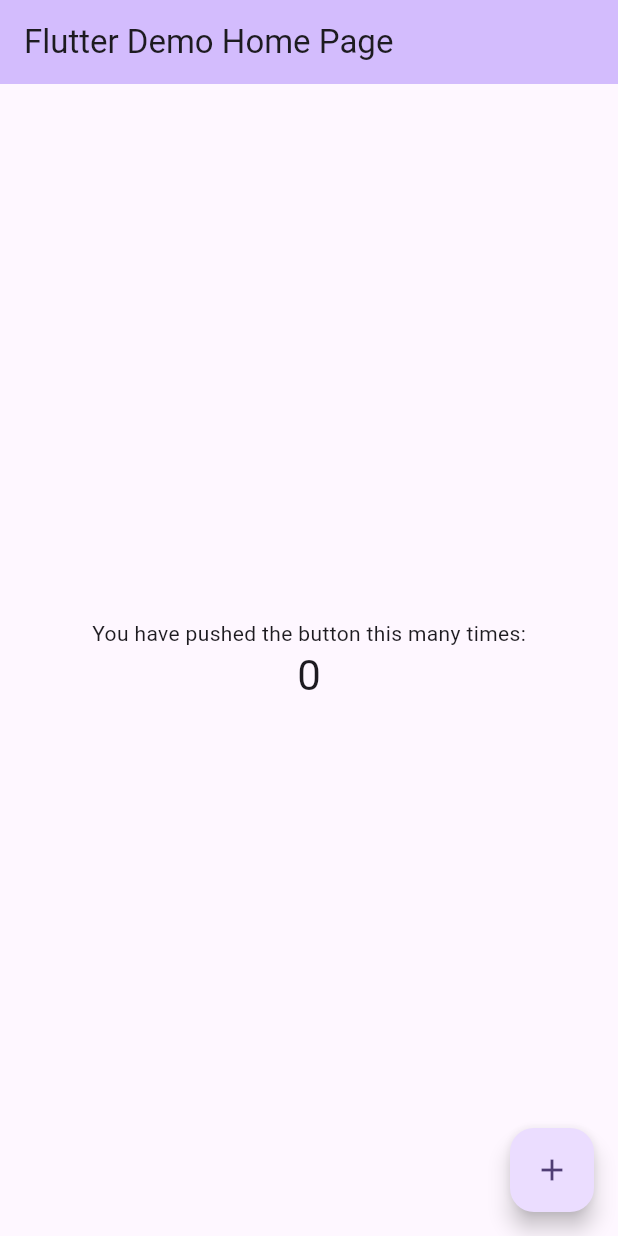
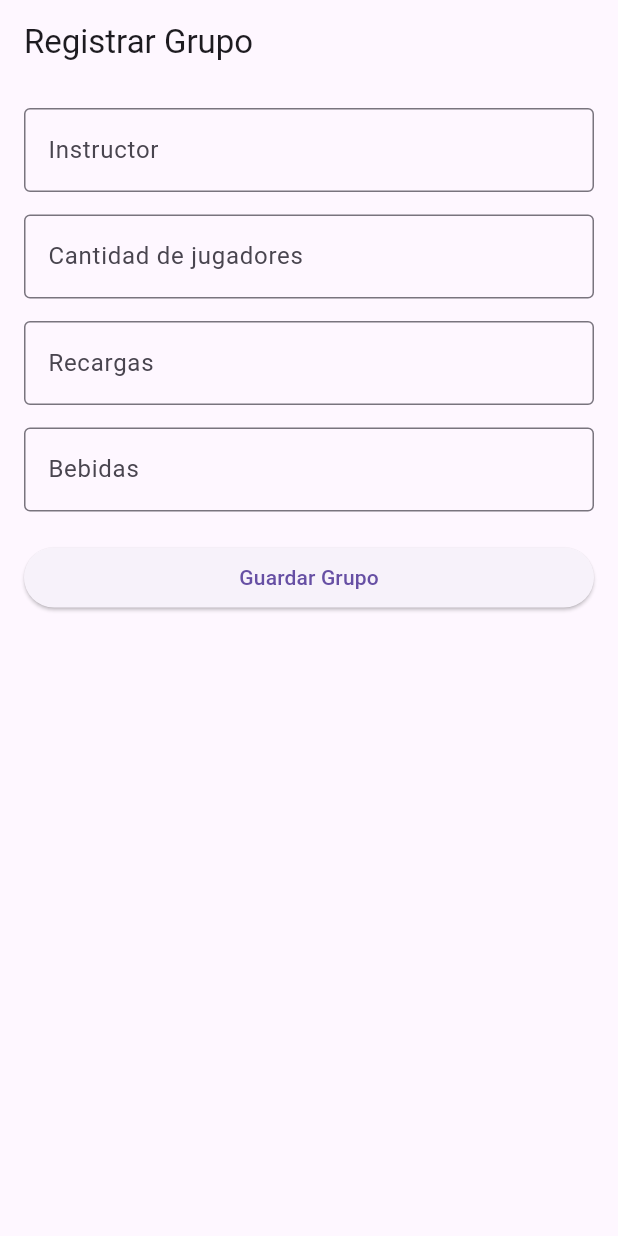
Before and after one commit to Josuedavid27/instruapp, a Flutter app: the screen it shows after launch, on a phone screen of 412 x 824 dp. Run offline on Flutter 3.47's test engine with Material 3 defaults, Android fonts, the phone set to English and light mode, and no system bars; our stand-ins replace sqflite; accounts and stored records are empty.

Commit message:
Avances, pantalla, modelo, base de datos sql

```diff
--- a/soy_instructor/lib/main.dart
+++ b/soy_instructor/lib/main.dart
@@ -1,4 +1,5 @@
 import 'package:flutter/material.dart';
+import 'screens/registro_grupo_screen.dart';
 
 void main() {
   runApp(const MyApp());
@@ -7,116 +8,11 @@ void main() {
 class MyApp extends StatelessWidget {
   const MyApp({super.key});
 
-  // This widget is the root of your application.
   @override
   Widget build(BuildContext context) {
-    return MaterialApp(
-      title: 'Flutter Demo',
-      theme: ThemeData(
-        // This is the theme of your application.
-        //
-        // TRY THIS: Try running your application with "flutter run". You'll see
-        // the application has a purple toolbar. Then, without quitting the app,
-        // try changing the seedColor in the colorScheme below to Colors.green
-        // and then invoke "hot reload" (save your changes or press the "hot
-        // reload" button in a Flutter-supported IDE, or press "r" if you used
-        // the command line to start the app).
-        //
-        // Notice that the counter didn't reset back to zero; the application
-        // state is not lost during the reload. To reset the state, use hot
-        // restart instead.
-        //
-        // This works for code too, not just values: Most code changes can be
-        // tested with just a hot reload.
-        colorScheme: .fromSeed(seedColor: Colors.deepPurple),
-      ),
-      home: const MyHomePage(title: 'Flutter Demo Home Page'),
+    return const MaterialApp(
+      debugShowCheckedModeBanner: false,
+      home: RegistroGrupoScreen(),
     );
   }
 }
-
-class MyHomePage extends StatefulWidget {
-  const MyHomePage({super.key, required this.title});
-
-  // This widget is the home page of your application. It is stateful, meaning
-  // that it has a State object (defined below) that contains fields that affect
-  // how it looks.
-
-  // This class is the configuration for the state. It holds the values (in this
-  // case the title) provided by the parent (in this case the App widget) and
-  // used by the build method of the State. Fields in a Widget subclass are
-  // always marked "final".
-
-  final String title;
-
-  @override
-  State<MyHomePage> createState() => _MyHomePageState();
-}
-
-class _MyHomePageState extends State<MyHomePage> {
-  int _counter = 0;
-
-  void _incrementCounter() {
-    setState(() {
-      // This call to setState tells the Flutter framework that something has
-      // changed in this State, which causes it to rerun the build method below
-      // so that the display can reflect the updated values. If we changed
-      // _counter without calling setState(), then the build method would not be
-      // called again, and so nothing would appear to happen.
-      _counter++;
-    });
-  }
-
-  @override
-  Widget build(BuildContext context) {
-    // This method is rerun every time setState is called, for instance as done
-    // by the _incrementCounter method above.
-    //
-    // The Flutter framework has been optimized to make rerunning build methods
-    // fast, so that you can just rebuild anything that needs updating rather
-    // than having to individually change instances of widgets.
-    return Scaffold(
-      appBar: AppBar(
-        // TRY THIS: Try changing the color here to a specific color (to
-        // Colors.amber, perhaps?) and trigger a hot reload to see the AppBar
-        // change color while the other colors stay the same.
-        backgroundColor: Theme.of(context).colorScheme.inversePrimary,
-        // Here we take the value from the MyHomePage object that was created by
-        // the App.build method, and use it to set our appbar title.
-        title: Text(widget.title),
-      ),
-      body: Center(
-        // Center is a layout widget. It takes a single child and positions it
-        // in the middle of the parent.
-        child: Column(
-          // Column is also a layout widget. It takes a list of children and
-          // arranges them vertically. By default, it sizes itself to fit its
-          // children horizontally, and tries to be as tall as its parent.
-          //
-          // Column has various properties to control how it sizes itself and
-          // how it positions its children. Here we use mainAxisAlignment to
-          // center the children vertically; the main axis here is the vertical
-          // axis because Columns are vertical (the cross axis would be
-          // horizontal).
-          //
-          // TRY THIS: Invoke "debug painting" (choose the "Toggle Debug Paint"
-          // action in the IDE, or press "p" in the console), to see the
-          // wireframe for each widget.
-          mainAxisAlignment: .center,
-          children: [
-            const Text('You have pushed the button this many times:'),
-            Text(
-              '$_counter',
-              style: Theme.of(context).textTheme.headlineMedium,
-            ),
-          ],
-        ),
-      ),
-      floatingActionButton: FloatingActionButton(
-        onPressed: _incrementCounter,
-        tooltip: 'Increment',
-        child: const Icon(Icons.add),
-      ),
-    );
-  }
-}
--- /dev/null
+++ b/soy_instructor/lib/models/grupo.dart
@@ -0,0 +1,41 @@
+class Grupo {
+  int? id;
+  String instructor;
+  int jugadores;
+  DateTime fecha;
+  int recargas;
+  int bebidas;
+
+  Grupo({
+    this.id,
+    required this.instructor,
+    required this.jugadores,
+    required this.fecha,
+    required this.recargas,
+    required this.bebidas,
+  });
+
+  // Convertir a Map para guardar en base de datos
+  Map<String, dynamic> toMap() {
+    return {
+      'id': id,
+      'instructor': instructor,
+      'jugadores': jugadores,
+      'fecha': fecha.toIso8601String(),
+      'recargas': recargas,
+      'bebidas': bebidas,
+    };
+  }
+
+  // Convertir desde Map (leer base de datos)
+  factory Grupo.fromMap(Map<String, dynamic> map) {
+    return Grupo(
+      id: map['id'],
+      instructor: map['instructor'],
+      jugadores: map['jugadores'],
+      fecha: DateTime.parse(map['fecha']),
+      recargas: map['recargas'],
+      bebidas: map['bebidas'],
+    );
+  }
+}
--- /dev/null
+++ b/soy_instructor/lib/screens/registro_grupo_screen.dart
@@ -0,0 +1,109 @@
+import 'package:flutter/material.dart';
+import '../services/database_service.dart';
+
+class RegistroGrupoScreen extends StatefulWidget {
+  const RegistroGrupoScreen({super.key});
+
+  @override
+  State<RegistroGrupoScreen> createState() => _RegistroGrupoScreenState();
+}
+
+class _RegistroGrupoScreenState extends State<RegistroGrupoScreen> {
+
+  final TextEditingController instructorController = TextEditingController();
+  final TextEditingController jugadoresController = TextEditingController();
+  final TextEditingController recargasController = TextEditingController();
+  final TextEditingController bebidasController = TextEditingController();
+
+  final DatabaseService dbService = DatabaseService();
+
+  Future<void> guardarGrupo() async {
+
+    final grupo = {
+      'instructor': instructorController.text,
+      'jugadores': int.parse(jugadoresController.text),
+      'fecha': DateTime.now().toIso8601String(),
+      'recargas': int.parse(recargasController.text),
+      'bebidas': int.parse(bebidasController.text),
+    };
+
+    await dbService.insertarGrupo(grupo);
+
+    ScaffoldMessenger.of(context).showSnackBar(
+      const SnackBar(content: Text("Grupo guardado correctamente"))
+    );
+
+    instructorController.clear();
+    jugadoresController.clear();
+    recargasController.clear();
+    bebidasController.clear();
+  }
+
+  @override
+  Widget build(BuildContext context) {
+    return Scaffold(
+      appBar: AppBar(
+        title: const Text("Registrar Grupo"),
+      ),
+      body: Padding(
+        padding: const EdgeInsets.all(16),
+        child: Column(
+          children: [
+
+            TextField(
+              controller: instructorController,
+              decoration: const InputDecoration(
+                labelText: "Instructor",
+                border: OutlineInputBorder(),
+              ),
+            ),
+
+            const SizedBox(height: 15),
+
+            TextField(
+              controller: jugadoresController,
+              keyboardType: TextInputType.number,
+              decoration: const InputDecoration(
+                labelText: "Cantidad de jugadores",
+                border: OutlineInputBorder(),
+              ),
+            ),
+
+            const SizedBox(height: 15),
+
+            TextField(
+              controller: recargasController,
+              keyboardType: TextInputType.number,
+              decoration: const InputDecoration(
+                labelText: "Recargas",
+                border: OutlineInputBorder(),
+              ),
+            ),
+
+            const SizedBox(height: 15),
+
+            TextField(
+              controller: bebidasController,
+              keyboardType: TextInputType.number,
+              decoration: const InputDecoration(
+                labelText: "Bebidas",
+                border: OutlineInputBorder(),
+              ),
+            ),
+
+            const SizedBox(height: 20),
+
+            SizedBox(
+              width: double.infinity,
+              child: ElevatedButton(
+                onPressed: guardarGrupo,
+                child: const Text("Guardar Grupo"),
+              ),
+            )
+
+          ],
+        ),
+      ),
+    );
+  }
+}
--- /dev/null
+++ b/soy_instructor/lib/services/database_service.dart
@@ -0,0 +1,48 @@
+import 'package:sqflite/sqflite.dart';
+import 'package:path/path.dart';
+
+class DatabaseService {
+
+  static Database? _database;
+
+  // Obtener instancia de la base de datos
+  Future<Database> get database async {
+    if (_database != null) return _database!;
+    _database = await initDB();
+    return _database!;
+  }
+
+  // Inicializar base de datos
+  Future<Database> initDB() async {
+    String path = join(await getDatabasesPath(), 'paintball.db');
+
+    return await openDatabase(
+      path,
+      version: 1,
+      onCreate: (db, version) async {
+        await db.execute('''
+        CREATE TABLE grupos(
+          id INTEGER PRIMARY KEY AUTOINCREMENT,
+          instructor TEXT,
+          jugadores INTEGER,
+          fecha TEXT,
+          recargas INTEGER,
+          bebidas INTEGER
+        )
+        ''');
+      },
+    );
+  }
+
+  // Insertar grupo
+  Future<int> insertarGrupo(Map<String, dynamic> grupo) async {
+    final db = await database;
+    return await db.insert('grupos', grupo);
+  }
+
+  // Obtener todos los grupos
+  Future<List<Map<String, dynamic>>> obtenerGrupos() async {
+    final db = await database;
+    return await db.query('grupos');
+  }
+}
--- a/soy_instructor/pubspec.yaml
+++ b/soy_instructor/pubspec.yaml
@@ -30,10 +30,11 @@ environment:
 dependencies:
   flutter:
     sdk: flutter
-
   # The following adds the Cupertino Icons font to your application.
   # Use with the CupertinoIcons class for iOS style icons.
   cupertino_icons: ^1.0.8
+  sqflite: ^2.3.0
+  path: ^1.8.3
 
 dev_dependencies:
   flutter_test:
```
Also changed, not shown: soy_instructor/pubspec.lock, 1 other file.
